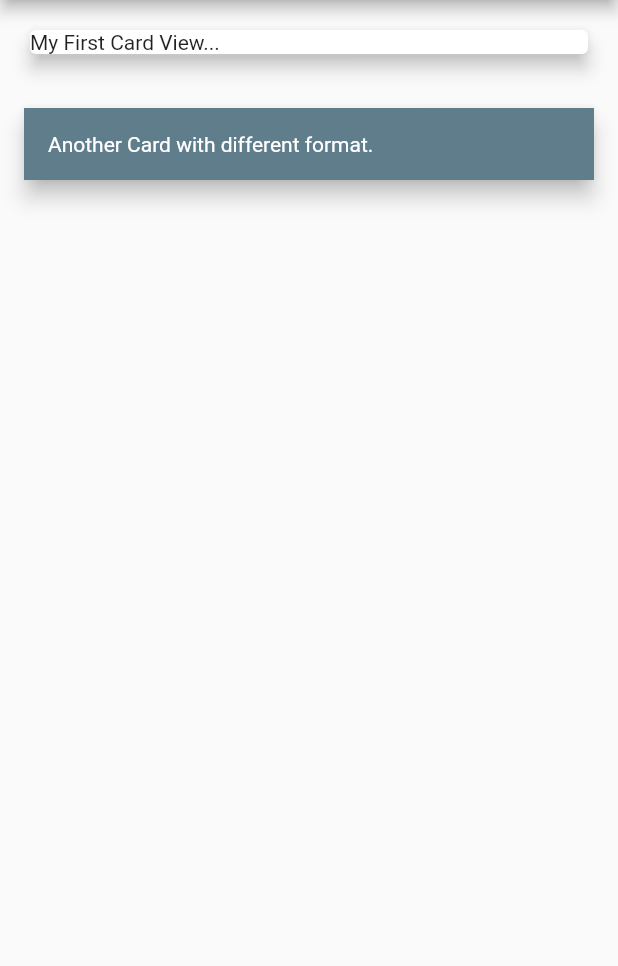
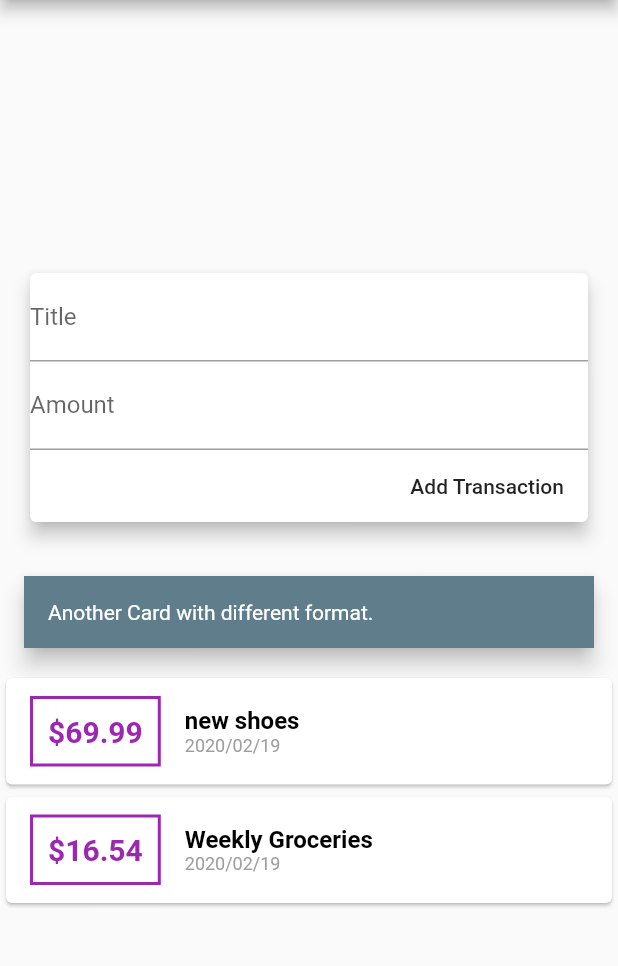
Before and after one commit to abanoub92/Flutter_real_app, a Flutter app: the screen it shows after launch, on a phone screen of 412 x 824 dp, the part 84-1050 px from its top. Run offline on Flutter 3.47's test engine with Material 2 defaults, Android fonts, the phone set to English and light mode, and no system bars.

Commit message:
Creating text fields

```diff
--- a/lib/main.dart
+++ b/lib/main.dart
@@ -1,4 +1,6 @@
 import 'package:flutter/material.dart';
+import 'package:flutter_real_app/transactionItem.dart';
+import './transactions.dart';
 
 void main() => runApp(MyApp());
 
@@ -44,6 +46,22 @@ class MyHomePage extends StatefulWidget {
 }
 
 class _MyHomePageState extends State<MyHomePage> {
+
+  final List<Transactions> list = [
+    Transactions(
+      id: 't1',
+      title: 'new shoes',
+      amount: 69.99,
+      date: DateTime.now(),
+    ),
+    Transactions(
+      id: 't2',
+      title: 'Weekly Groceries',
+      amount: 16.54,
+      date: DateTime.now(),
+    ),
+  ];
+
   @override
   Widget build(BuildContext context) {
     return Scaffold(
@@ -51,13 +69,22 @@ class _MyHomePageState extends State<MyHomePage> {
         title: Text("Flutter Real App"),
       ),
       body: Column(
+        mainAxisAlignment: MainAxisAlignment.center,
+        //crossAxisAlignment: CrossAxisAlignment.start,
           children: <Widget>[
             Container(
-              width: double.infinity,
+              //width: double.infinity,
               padding: EdgeInsets.all(16),
               child: Card(
-                child: Text("My First Card View..."),
                 elevation: 5,
+                child: Column(
+                  crossAxisAlignment: CrossAxisAlignment.end,
+                  children: <Widget>[
+                    TextField(decoration: InputDecoration(labelText: "Title"),),
+                    TextField(decoration: InputDecoration(labelText: "Amount"),),
+                    FlatButton(onPressed: (){}, child: Text("Add Transaction"))
+                  ],
+                ),
               ),
             ),
             Card(
@@ -69,7 +96,12 @@ class _MyHomePageState extends State<MyHomePage> {
                 color: Colors.blueGrey,
                 child: Text("Another Card with different format.", style: TextStyle(color: Colors.white),),
               ),
-            )
+            ),
+            Column(
+              children: list.map((tx) {   //tx is Transactions model class
+                return TransactionItem(tx);
+              }).toList(),
+            ),
           ],
         )
     );
--- /dev/null
+++ b/lib/transactionItem.dart
@@ -0,0 +1,45 @@
+import 'package:flutter/material.dart';
+import 'package:intl/intl.dart';
+import './transactions.dart';
+
+class TransactionItem extends StatelessWidget {
+
+  final Transactions data;
+
+  TransactionItem(this.data);
+
+  @override
+  Widget build(BuildContext context) {
+    return Card(
+      child: Row(
+        children: <Widget>[
+          Container(
+            margin: EdgeInsets.symmetric(
+              vertical: 12,
+              horizontal: 16,
+            ),
+            decoration: BoxDecoration(border: Border.all(color: Colors.purple, width: 2,)),
+            child: Text(
+              '\$${data.amount}',
+              style: TextStyle(fontWeight: FontWeight.bold, fontSize: 20, color: Colors.purple),
+            ),
+            padding: EdgeInsets.all(10),
+          ),
+          Column(
+            crossAxisAlignment: CrossAxisAlignment.start,
+            children: <Widget>[
+              Text(
+                data.title,
+                style: TextStyle(fontSize: 16, fontWeight: FontWeight.bold, color: Colors.black),
+              ),
+              Text(
+                DateFormat("yyyy/MM/dd").format(data.date),
+                style: TextStyle(fontSize: 12, color: Colors.grey),
+              ),
+            ],
+          )
+        ],
+      ),
+    );
+  }
+}
--- /dev/null
+++ b/lib/transactions.dart
@@ -0,0 +1,31 @@
+import 'package:flutter/foundation.dart';
+
+class Transactions{
+  final String id;
+  final String title;
+  final double amount;
+  final DateTime date;
+
+  Transactions({
+    @required this.id,
+    @required this.title,
+    @required this.amount,
+    @required this.date
+  });
+
+  String get getID{
+    return id;
+  }
+
+  String get getTitle{
+    return title;
+  }
+
+  double get getAmount{
+    return amount;
+  }
+
+  DateTime get getDate{
+    return date;
+  }
+}
--- a/pubspec.yaml
+++ b/pubspec.yaml
@@ -19,6 +19,7 @@ environment:
 dependencies:
   flutter:
     sdk: flutter
+  intl: ^0.15.8
 
   # The following adds the Cupertino Icons font to your application.
   # Use with the CupertinoIcons class for iOS style icons.
```
Also changed, not shown: pubspec.lock.
